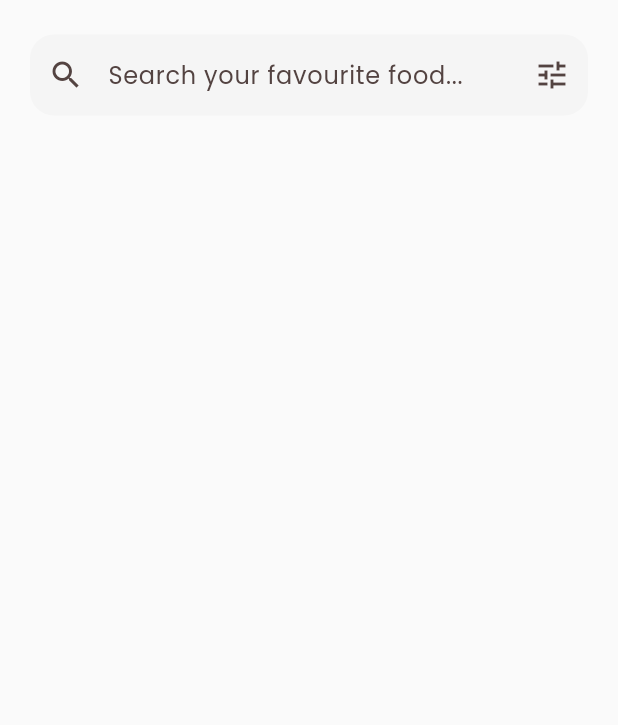
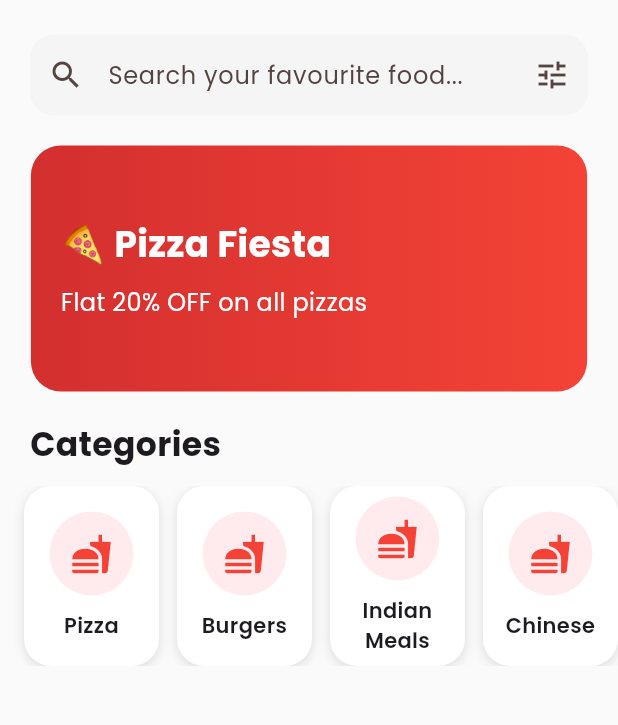
Before and after one commit to Vaibhavvpoojary/HungryZombies, a Flutter app: the HomeScreen screen opened directly, on a phone screen of 412 x 824 dp, the part 114-839 px from its top. Run offline on Flutter 3.47's test engine with Material 3 defaults, Android fonts, the phone set to English and light mode, and no system bars; drawn by our look-alikes of carousel_slider; our stand-ins replace go_router, google_fonts.

Commit message:
Added the bannner slider of foods for the home screen ,also added the category card,and the section title ,food card

```diff
--- a/lib/features/home/presentation/screens/home_screen.dart
+++ b/lib/features/home/presentation/screens/home_screen.dart
@@ -1,14 +1,16 @@
 import 'package:flutter/material.dart';
-
+import '../widgets/banner_slider.dart';
 import '../widgets/home_header.dart';
 import '../widgets/search_bar_widget.dart';
+import '../widgets/category_card.dart';
+import '../widgets/section_title.dart';
 
 class HomeScreen extends StatelessWidget {
   const HomeScreen({super.key});
 
   @override
   Widget build(BuildContext context) {
-    return const Scaffold(
+    return Scaffold(
       body: SafeArea(
         child: SingleChildScrollView(
           child: Column(
@@ -16,6 +18,12 @@ class HomeScreen extends StatelessWidget {
               HomeHeader(),
 
               SearchBarWidget(),
+
+              BannerSlider(),
+
+              SectionTitle(title: "Categories"),
+
+             CategoryCard(),
             ],
           ),
         ),
--- /dev/null
+++ b/lib/features/home/presentation/widgets/banner_slider.dart
@@ -0,0 +1,77 @@
+import 'package:carousel_slider/carousel_slider.dart';
+import 'package:flutter/material.dart';
+
+class BannerSlider extends StatelessWidget {
+  const BannerSlider({super.key});
+
+  @override
+  Widget build(BuildContext context) {
+    final banners = [
+      {
+        "title": "🍕 Pizza Fiesta",
+        "subtitle": "Flat 20% OFF on all pizzas",
+      },
+      {
+        "title": "🍔 Burger Combo",
+        "subtitle": "Buy 1 Get 1 Free",
+      },
+      {
+        "title": "🍜 Chinese Special",
+        "subtitle": "Unlimited Noodles Festival",
+      },
+    ];
+
+    return CarouselSlider.builder(
+      itemCount: banners.length,
+      options: CarouselOptions(
+        height: 180,
+        autoPlay: true,
+        enlargeCenterPage: true,
+        viewportFraction: 0.9,
+        autoPlayInterval: const Duration(seconds: 3),
+      ),
+      itemBuilder: (context, index, realIndex) {
+        final banner = banners[index];
+
+        return Container(
+          width: double.infinity,
+          margin: const EdgeInsets.symmetric(vertical: 8),
+          padding: const EdgeInsets.all(20),
+          decoration: BoxDecoration(
+            borderRadius: BorderRadius.circular(20),
+            gradient: const LinearGradient(
+              colors: [
+                Color(0xffD32F2F),
+                Color(0xffF44336),
+              ],
+            ),
+          ),
+          child: Column(
+            crossAxisAlignment: CrossAxisAlignment.start,
+            mainAxisAlignment: MainAxisAlignment.center,
+            children: [
+              Text(
+                banner["title"]!,
+                style: const TextStyle(
+                  color: Colors.white,
+                  fontSize: 24,
+                  fontWeight: FontWeight.bold,
+                ),
+              ),
+
+              const SizedBox(height: 10),
+
+              Text(
+                banner["subtitle"]!,
+                style: const TextStyle(
+                  color: Colors.white,
+                  fontSize: 16,
+                ),
+              ),
+            ],
+          ),
+        );
+      },
+    );
+  }
+}
--- a/lib/features/home/presentation/widgets/category_card.dart
+++ b/lib/features/home/presentation/widgets/category_card.dart
@@ -0,0 +1,67 @@
+import 'package:flutter/material.dart';
+
+import '../../../../core/data/dummy_data.dart';
+
+class CategoryCard extends StatelessWidget {
+  const CategoryCard({super.key});
+
+  @override
+  Widget build(BuildContext context) {
+    return SizedBox(
+      height: 120,
+      child: ListView.builder(
+        scrollDirection: Axis.horizontal,
+        padding: const EdgeInsets.symmetric(horizontal: 16),
+        itemCount: DummyData.categories.length,
+        itemBuilder: (context, index) {
+          final category = DummyData.categories[index];
+
+          return GestureDetector(
+            onTap: () {
+              // Category Details Screen later
+            },
+            child: Container(
+              width: 90,
+              margin: const EdgeInsets.only(right: 12),
+              decoration: BoxDecoration(
+                color: Colors.white,
+                borderRadius: BorderRadius.circular(18),
+                boxShadow: [
+                  BoxShadow(
+                    color: Colors.black12,
+                    blurRadius: 6,
+                    offset: const Offset(0, 2),
+                  ),
+                ],
+              ),
+              child: Column(
+                mainAxisAlignment: MainAxisAlignment.center,
+                children: [
+                  CircleAvatar(
+                    radius: 28,
+                    backgroundColor: Colors.red.shade50,
+                    child: const Icon(
+                      Icons.fastfood,
+                      color: Colors.red,
+                      size: 28,
+                    ),
+                  ),
+
+                  const SizedBox(height: 10),
+
+                  Text(
+                    category.name,
+                    textAlign: TextAlign.center,
+                    style: const TextStyle(
+                      fontWeight: FontWeight.w600,
+                    ),
+                  ),
+                ],
+              ),
+            ),
+          );
+        },
+      ),
+    );
+  }
+}
--- a/lib/features/home/presentation/widgets/section_title.dart
+++ b/lib/features/home/presentation/widgets/section_title.dart
@@ -0,0 +1,30 @@
+import 'package:flutter/material.dart';
+
+class SectionTitle extends StatelessWidget {
+  final String title;
+
+  const SectionTitle({
+    super.key,
+    required this.title,
+  });
+
+  @override
+  Widget build(BuildContext context) {
+    return Padding(
+      padding: const EdgeInsets.symmetric(
+        horizontal: 20,
+        vertical: 12,
+      ),
+      child: Align(
+        alignment: Alignment.centerLeft,
+        child: Text(
+          title,
+          style: const TextStyle(
+            fontSize: 22,
+            fontWeight: FontWeight.bold,
+          ),
+        ),
+      ),
+    );
+  }
+}
--- a/pubspec.yaml
+++ b/pubspec.yaml
@@ -89,7 +89,7 @@ flutter:
   # The following line ensures that the Material Icons font is
   # included with your application, so that you can use the icons in
   # the material Icons class.
-  flutter:
+
   uses-material-design: true
 
   assets:
```
Also changed, not shown: lib/features/home/presentation/widgets/food_card.dart (+163 -0 lines), lib/features/home/presentation/widgets/banner_carousel.dart (deleted), pubspec.lock.
